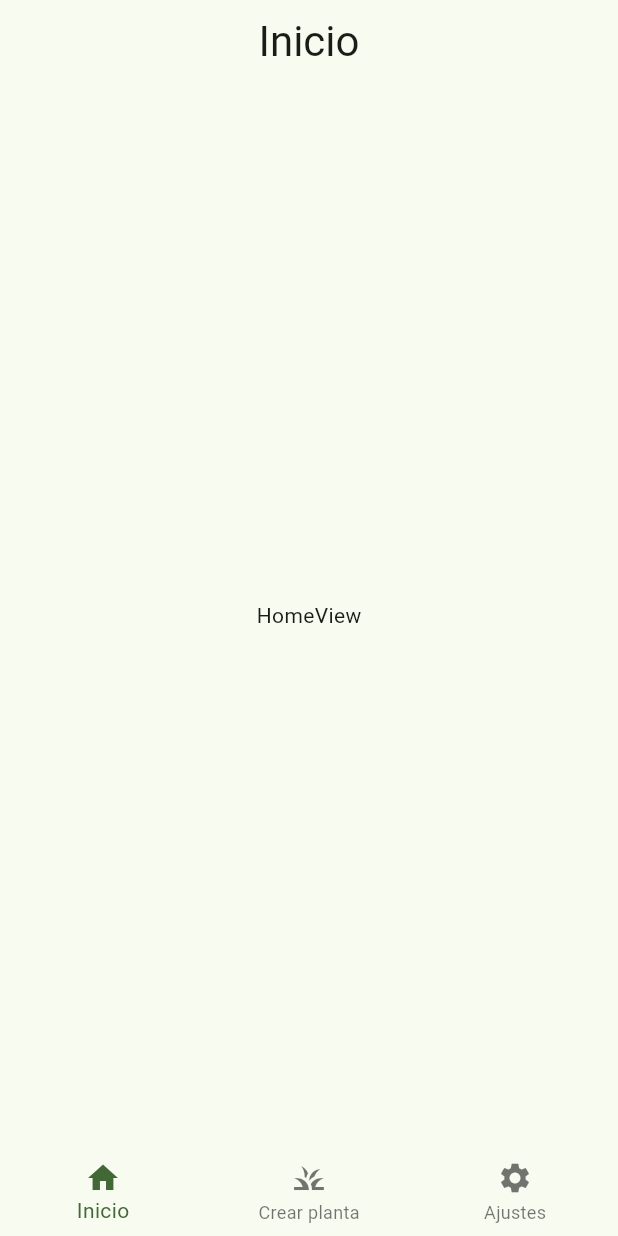
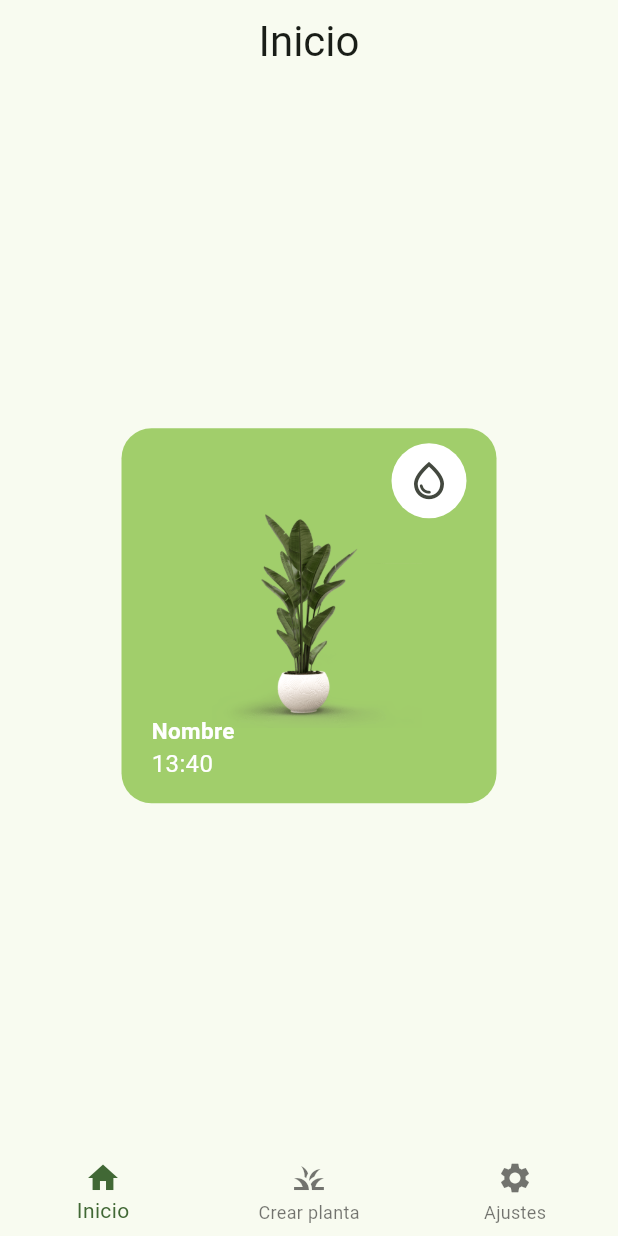
Before and after one commit to Brunox117/plantify_new, a Flutter app: the screen it shows after launch, on a phone screen of 412 x 824 dp. Run offline on Flutter 3.47's test engine with Material 3 defaults, Android fonts, the phone set to English and light mode, and no system bars; our stand-ins replace flutter_riverpod, formz, go_router, isar; accounts and stored records are empty; generated files the repository leaves out were written again.

Commit message:
Create plantMenu Widget falta que reciba como argumento una planta

```diff
--- a/lib/presentation/views/home/home_view.dart
+++ b/lib/presentation/views/home/home_view.dart
@@ -10,10 +10,7 @@ class HomeView extends StatelessWidget {
       appBar: CustomAppbar(
         title: 'Inicio',
       ),
-      body: Center(
-        child: Text('HomeView'),
-      ),
-    )
-    ;
+      body: Center(child: PlantMenu()),
+    );
   }
 }
--- /dev/null
+++ b/lib/presentation/widgets/plants/plant_menu_widget.dart
@@ -0,0 +1,99 @@
+import 'package:flutter/material.dart';
+
+class PlantMenu extends StatelessWidget {
+  const PlantMenu({super.key});
+
+  @override
+  Widget build(BuildContext context) {
+    return Container(
+      width: 250,
+      height: 250,
+      margin: const EdgeInsets.symmetric(horizontal: 10),
+      decoration: BoxDecoration(
+          color: Colors.lightGreen.withOpacity(.8),
+          borderRadius: BorderRadius.circular(20)),
+      child: Stack(
+        children: [
+          Positioned(
+            top: 10,
+            right: 20,
+            child: Container(
+              height: 50,
+              width: 50,
+              decoration: BoxDecoration(
+                color: Colors.white,
+                borderRadius: BorderRadius.circular(50),
+              ),
+              child: IconButton(
+                onPressed: () {},
+                icon: const Icon(Icons.water_drop_outlined),
+                iconSize: 30,
+              ),
+            ),
+          ),
+          Positioned(
+            left: 50,
+            right: 50,
+            top: 50,
+            bottom: 50,
+            child: Image.asset('assets/plantas/plantaPrueba.png'),
+          ),
+          const Positioned(
+            bottom: 15,
+            left: 20,
+            child: Column(
+              crossAxisAlignment: CrossAxisAlignment.start,
+              children: [
+                Text(
+                  'Nombre',
+                  style: TextStyle(
+                      color: Colors.white,
+                      fontSize: 15,
+                      fontWeight: FontWeight.bold),
+                ),
+                Text(
+                  '13:40',
+                  style: TextStyle(
+                    color: Colors.white,
+                    fontSize: 16,
+                  ),
+                ),
+              ],
+            ),
+          ),
+          // Positioned(
+          //   bottom: 15,
+          //   right: 20,
+          //   child: Container(
+          //     padding: const EdgeInsets.symmetric(horizontal: 10, vertical: 2),
+          //     decoration: BoxDecoration(
+          //       color: Colors.white,
+          //       borderRadius: BorderRadius.circular(20),
+          //     ),
+          //     child: Text(''),
+          //   ),
+          // ),
+        ],
+      ),
+    );
+    // return Positioned(
+    //   top: 10,
+    //   right: 20,
+    //   child: Container(
+    //     height: 50,
+    //     width: 50,
+    //     child: IconButton(
+    //       onPressed: () {},
+    //       icon: Icon(Icons.water_drop_outlined),
+    //       iconSize: 30,
+    //     ),
+    //     decoration: BoxDecoration(
+    //       color: Colors.white,
+    //       borderRadius: BorderRadius.circular(50),
+    //     ),
+
+    //   ),
+    // )
+    // ;
+  }
+}
--- a/lib/presentation/widgets/widgets.dart
+++ b/lib/presentation/widgets/widgets.dart
@@ -1,3 +1,4 @@
 export './shared/custom_appbar.dart';
 export './shared/custom_bottom_navbar.dart';
 export './forms/custom_form_field.dart';
+export './plants/plant_menu_widget.dart';
--- a/pubspec.yaml
+++ b/pubspec.yaml
@@ -25,3 +25,5 @@ dev_dependencies:
 
 flutter:
   uses-material-design: true
+  assets:
+   - assets/plantas/
```
Also changed, not shown: assets/plantas/plantaPrueba.png (added).
